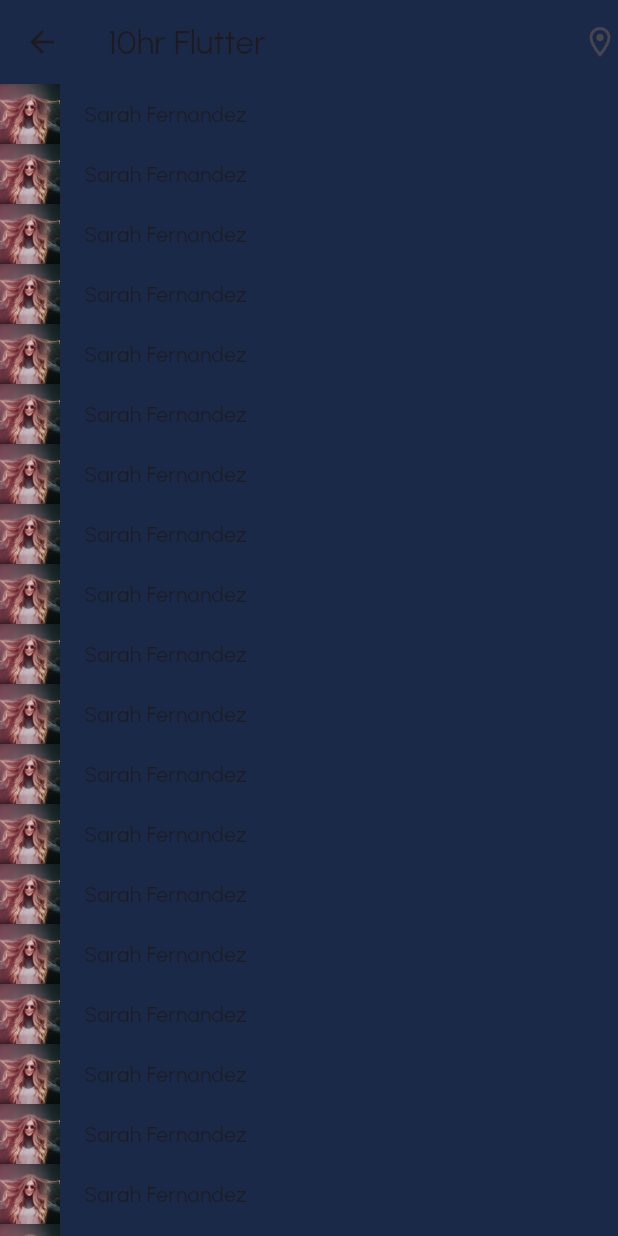
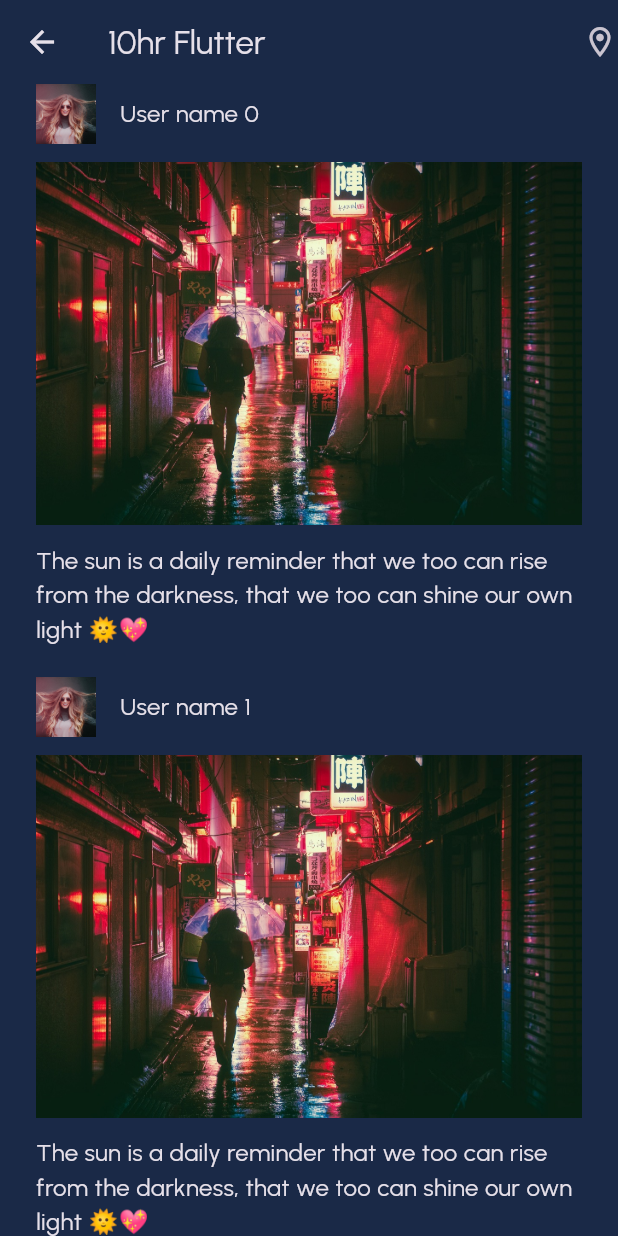
Before and after one commit to CODEwithZAKI2/Flutter---Project_Based, a Flutter app: the HomePage screen opened by its route, on a phone screen of 412 x 824 dp. Run offline on Flutter 3.47's test engine with Material 3 defaults, Android fonts, the phone set to English and light mode, and no system bars; our stand-ins replace flutter_svg.

Commit message:
View Posts widget added, but not finished

```diff
--- /dev/null
+++ b/lib/components/post_items.dart
@@ -0,0 +1,47 @@
+// ignore_for_file: prefer_const_constructors
+
+import 'package:flutter/material.dart';
+import 'package:project_based/styles/app_text.dart';
+
+class PostItems extends StatelessWidget {
+  const PostItems({Key? key, required this.user}) : super(key: key);
+  final String user;
+
+  @override
+  Widget build(BuildContext context) {
+    return Padding(
+      padding: const EdgeInsets.symmetric(horizontal: 24.0),
+      child: Column(
+        children: [
+          Row(
+            children: [
+              Image.asset(
+                'assets/temp/user1.png',
+                width: 40,
+                height: 40,
+              ),
+              SizedBox(
+                width: 16,
+              ),
+              Text(
+                user,
+                style: AppText.subtitle3,
+              )
+            ],
+          ),
+          SizedBox(
+            height: 12,
+          ),
+          Image.asset('assets/temp/post1.jpg'),
+          SizedBox(
+            height: 12,
+          ),
+          Text(
+            "The sun is a daily reminder that we too can rise from the darkness, that we too can shine our own light 🌞💖",
+            style: AppText.subtitle3,
+          )
+        ],
+      ),
+    );
+  }
+}
--- a/lib/main.dart
+++ b/lib/main.dart
@@ -21,6 +21,7 @@ class MyApp extends StatelessWidget {
   Widget build(BuildContext context) {
     return MaterialApp(
       theme: ThemeData(
+        brightness: Brightness.dark,
         fontFamily: 'Urbanist',
         scaffoldBackgroundColor: AppColors.bG
       ),
--- a/lib/pages/home.dart
+++ b/lib/pages/home.dart
@@ -1,13 +1,16 @@
-// ignore_for_file: prefer_const_constructors, prefer_const_literals_to_create_immutables
+// ignore_for_file: prefer_const_constructors, prefer_const_literals_to_create_immutables, must_be_immutable
 
 import 'package:flutter/material.dart';
+import 'package:project_based/components/post_items.dart';
 import 'package:project_based/styles/app_colors.dart';
 
+
 class HomePage extends StatelessWidget {
-  const HomePage({Key? key}) : super(key: key);
-
+  HomePage({Key? key}) : super(key: key);
+  List<String> users = [];
   @override
   Widget build(BuildContext context) {
+    mockUsersFromServer();
     return Scaffold(
         appBar: AppBar(
           backgroundColor: AppColors.bG,
@@ -16,31 +19,21 @@ class HomePage extends StatelessWidget {
             Icon(Icons.location_on_outlined),
           ],
         ),
-      body: ListView(
-        children: mockUsersFromServer(),
-      ),
+        body: ListView.separated(
+          itemCount: users.length,
+          separatorBuilder: (context, index) {
+            return SizedBox(
+              height: 20,
             );
+          },
+          itemBuilder: (context, index) {
+          return PostItems(user: users[index]);
+        }));
   }
 
-  Widget _userItem() {
-    return Row(
-      children: [
-        Image.asset(
-          'assets/temp/user1.png',
-          width: 40,
-          height: 40,
-        ),
-        SizedBox(
-          width: 16,
-        ),
-        Text("Sarah Fernandez")
-      ],
-    );
-  }
-  List<Widget> mockUsersFromServer() {
-    List<Widget> users = [];
-    for (var i = 0; i < 1000; i++) {
-      users.add(_userItem());
+  mockUsersFromServer() {
+    for (var i = 0; i < 100; i++) {
+      users.add('User name $i');
     }
     return users;
   }
--- /dev/null
+++ b/lib/styles/app_text.dart
@@ -0,0 +1,35 @@
+// ignore_for_file: prefer_const_constructors
+
+import 'package:flutter/cupertino.dart';
+
+class AppText {
+  static const header1 = TextStyle(
+    fontSize: 24,
+    fontWeight: FontWeight.w900,
+  );
+  static const header2 = TextStyle(
+    fontSize: 24,
+    fontWeight: FontWeight.w600,
+  );
+
+  static const body1 = TextStyle(
+    fontSize: 14,
+    fontWeight: FontWeight.w500,
+  );
+  static const body2 = TextStyle(
+    fontSize: 14,
+    fontWeight: FontWeight.w400,
+  );
+  static const subtitle1 = TextStyle(
+    fontSize: 16,
+    fontWeight: FontWeight.w600,
+  );
+  static const subtitle2 = TextStyle(
+    fontSize: 16,
+    fontWeight: FontWeight.w500,
+  );
+  static const subtitle3 = TextStyle(
+    fontSize: 16,
+    fontWeight: FontWeight.w400,
+  );
+}
```
Also changed, not shown: assets/temp/post1.jpg (added). Lines whose indentation alone changed are shown as unchanged.
